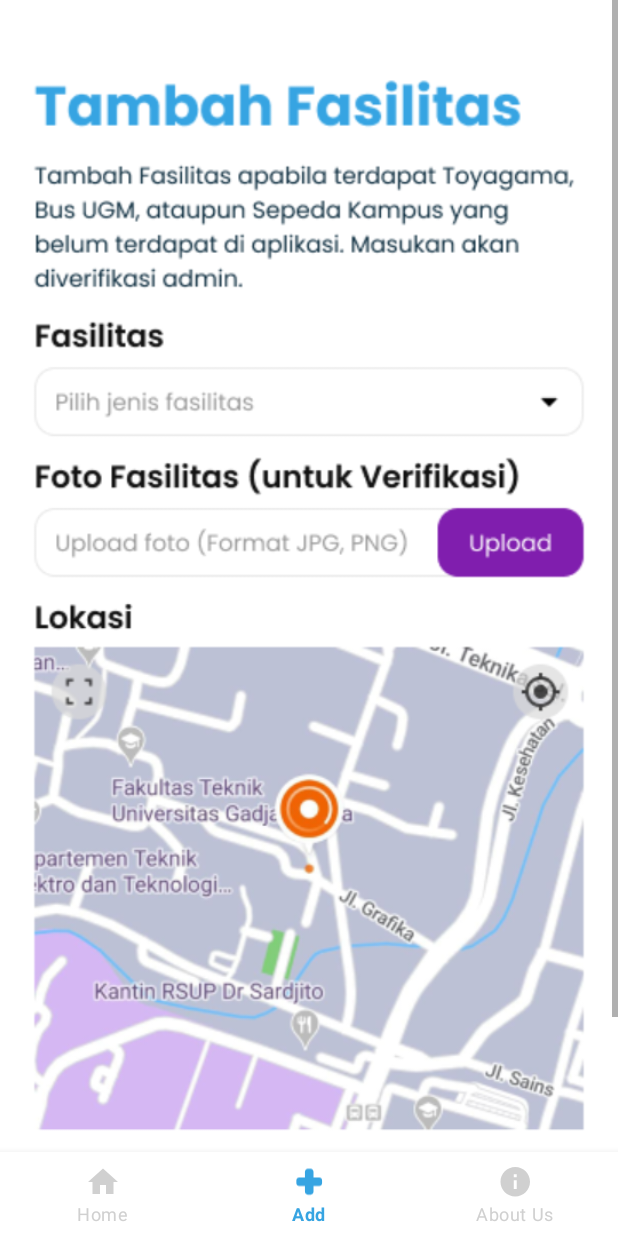
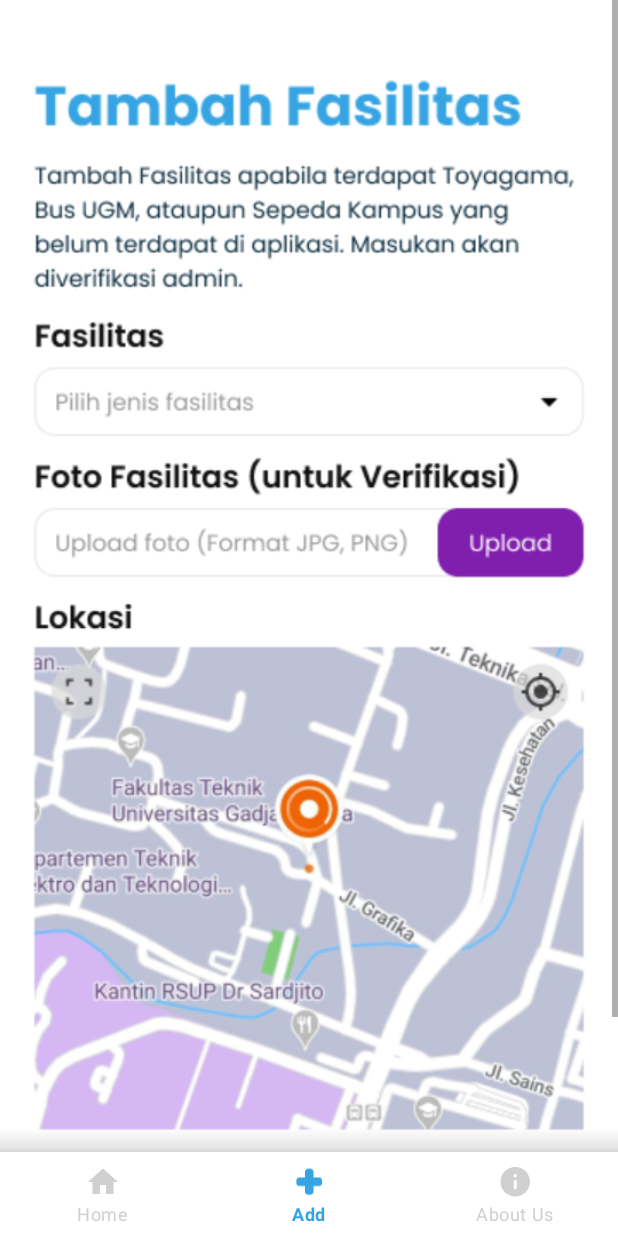
Before and after one commit to Lev1reG/Pokegama, an Android app: the screen it shows after launch (MainActivity), item 2 of the bottom bar chosen, on a phone screen of 412 x 824 dp. Run offline under Robolectric (Android 15) with nearby library versions, the phone set to English and light mode, and no system bars; our stand-ins replace navigation-ui.

Commit message:
fix: navigation bar drop shadow elevation (z index)

```diff
--- a/app/src/main/res/layout/activity_main.xml
+++ b/app/src/main/res/layout/activity_main.xml
@@ -11,6 +11,7 @@
         android:layout_width="match_parent"
         android:layout_height="16dp"
         android:background="@drawable/top_shadow"
+        android:elevation="10dp"
         app:layout_constraintBottom_toTopOf="@id/nav_view"
         app:layout_constraintLeft_toLeftOf="parent"
         app:layout_constraintRight_toRightOf="parent" />
```
